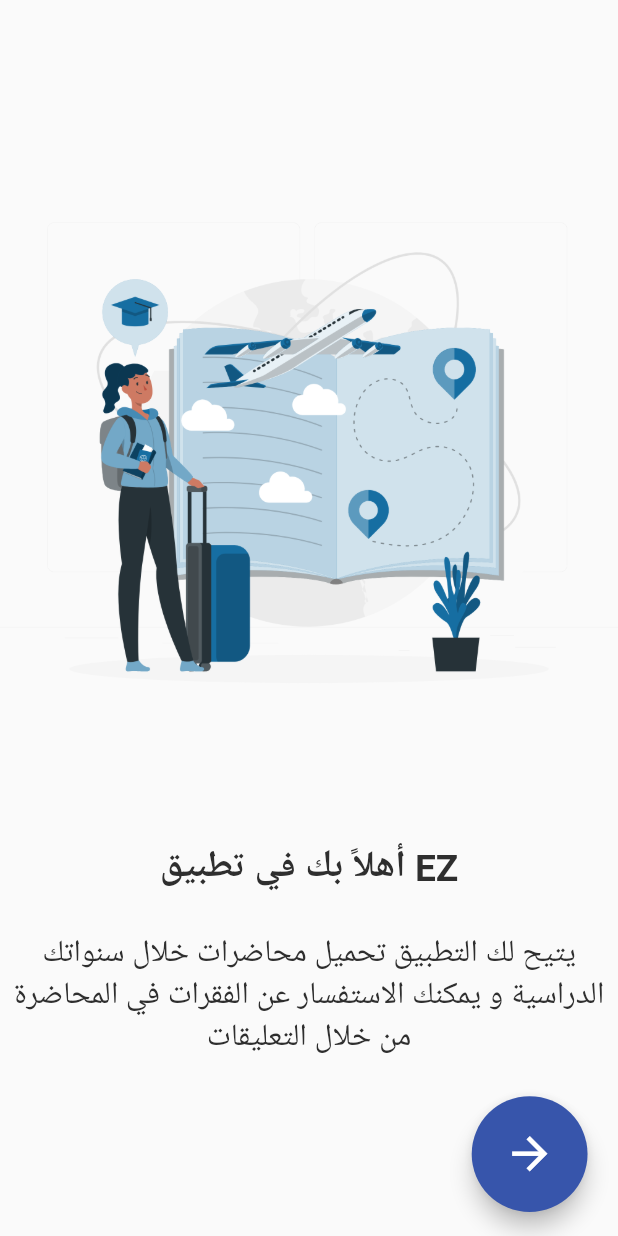
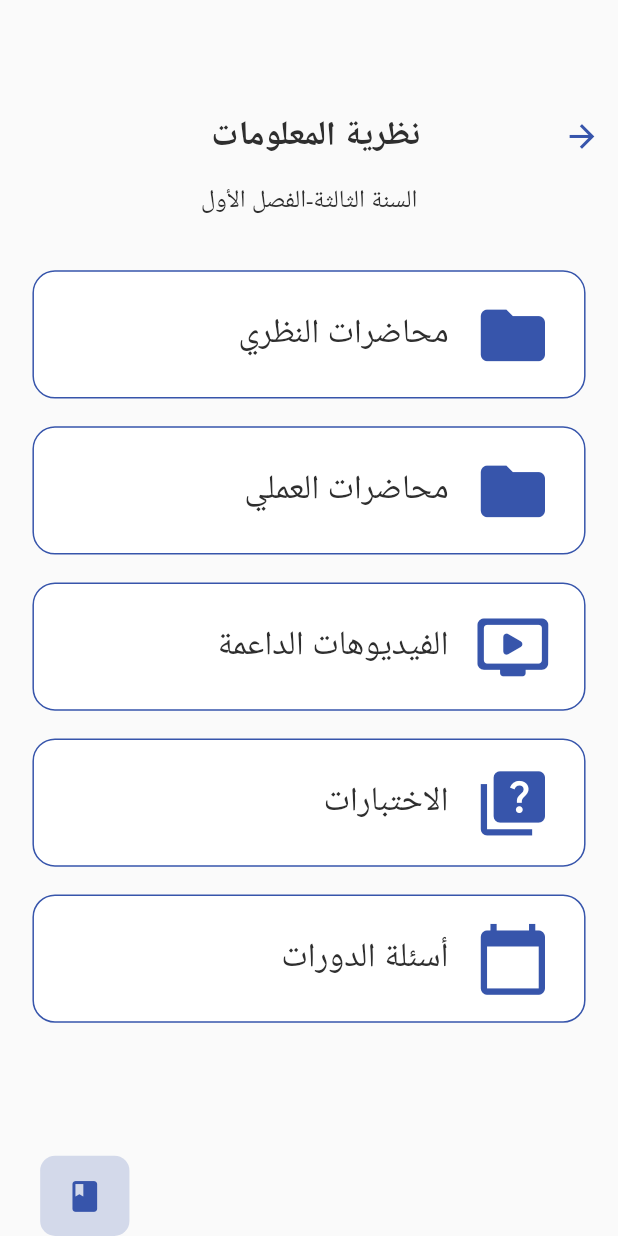
Before and after one commit to AbdullahSh-25/ez-learn, a Flutter app: the screen it shows after launch, on a phone screen of 412 x 824 dp. Run offline on Flutter 3.47's test engine with Material 2 defaults, Android fonts, the phone set to English and light mode, and no system bars; our stand-ins replace bloc, equatable, flutter_bloc, flutter_screenutil, flutter_svg, reactive_forms; Roboto replaces fonts that are missing (Almarai).

Commit message:
lecture_details

```diff
--- a/lib/core/constant/strings/app_string.dart
+++ b/lib/core/constant/strings/app_string.dart
@@ -42,4 +42,11 @@ class AppString {
   static const String  explainThree='و يمكنك أيضاً اختبار دراستك للمحاضرة من خلال الاختبارات بالإضافة أن بإمكانك إضافة أسئلة للاختبار';
   //notification
   static const String notification='الإشعارات';
+  //lecture detials
+  static const String lecture1='محاضرات النظري';
+  static const String lecture2='محاضرات العملي';
+  static const String  vedio='الفيديوهات الداعمة';
+  static const String  Quize='الاختبارات';
+  static const String  Questions='أسئلة الدورات';
+
 }
--- /dev/null
+++ b/lib/features/lectures_details/presentation/ui/screen/lectures_details_screen.dart
@@ -0,0 +1,53 @@
+import 'package:ez_learn/core/common/config/theme/colors.dart';
+import 'package:flutter/cupertino.dart';
+import 'package:flutter/material.dart';
+import 'package:flutter_screenutil/flutter_screenutil.dart';
+import '../widget/coustom_appbar_lecture.dart';
+import '../widget/custom_component_details.dart';
+import '../widget/text_span.dart';
+
+class LecturesDetailsScreen extends StatelessWidget {
+  const LecturesDetailsScreen({Key? key}) : super(key: key);
+  static const routeName = '/lectureDetail';
+  @override
+  Widget build(BuildContext context) {
+    return Scaffold(
+      body: Padding(
+        padding:  REdgeInsetsDirectional.only(top: 65),
+        child: Column(
+          crossAxisAlignment: CrossAxisAlignment.end,
+          children:  [
+            const CustomAppBar( text: 'نظرية المعلومات',),
+            7.verticalSpace,
+            Center(
+              child: const TextSpanWidget(
+                text1: 'السنة الثالثة',
+                text2: "الفصل الأول",
+              ),
+            ),
+            35.verticalSpace,
+            const CustomComponentDetails(),
+            const Spacer(),
+            Padding(
+              padding: REdgeInsetsDirectional.only(end: 26),
+              child: GestureDetector(
+                onTap: (){},
+                child: Container(
+                  height: 52.h,
+                  width: 52.w,
+                  decoration: BoxDecoration(
+                      color: AppColors.primary.withOpacity(0.2),
+                      borderRadius: BorderRadius.all(Radius.circular(10))
+                  ),
+                  child: const Icon(Icons.book_rounded),
+                ),
+              ),
+            )
+
+
+          ],
+        ),
+      ),
+    );
+  }
+}
--- /dev/null
+++ b/lib/features/lectures_details/presentation/ui/widget/coustom_appbar_lecture.dart
@@ -0,0 +1,29 @@
+import 'package:flutter/material.dart';
+import 'package:flutter_screenutil/flutter_screenutil.dart';
+
+class CustomAppBar extends StatelessWidget {
+  const CustomAppBar({Key? key, required this.text}) : super(key: key);
+   final String text;
+  @override
+  Widget build(BuildContext context) {
+    return Row(
+mainAxisAlignment: MainAxisAlignment.spaceBetween,
+      children: [
+        IconButton(
+          onPressed: (){
+            Navigator.pop(context);
+          },
+          icon: Icon(Icons.arrow_back_outlined),
+
+        ),
+
+        Text(
+          text,
+          style: Theme.of(context).textTheme.headlineSmall,
+        ),
+        50.horizontalSpace
+
+      ],
+    );
+  }
+}
--- /dev/null
+++ b/lib/features/lectures_details/presentation/ui/widget/custom_component_details.dart
@@ -0,0 +1,43 @@
+import 'package:ez_learn/core/constant/strings/app_string.dart';
+import 'package:ez_learn/features/lectures_details/presentation/ui/widget/row_component.dart';
+import 'package:flutter/material.dart';
+import 'package:flutter_screenutil/flutter_screenutil.dart';
+
+class CustomComponentDetails extends StatelessWidget {
+  const CustomComponentDetails({Key? key}) : super(key: key);
+
+  @override
+  Widget build(BuildContext context) {
+    return Padding(
+      padding: REdgeInsetsDirectional.only(start: 21,end: 21),
+      child: Column(
+         children:  [
+           const RowComponents(
+             icon: Icons.folder,
+             text: AppString.lecture1,
+           ),
+           18.verticalSpace,
+           const RowComponents(
+             icon: Icons.folder,
+             text: AppString.lecture2,
+           ),
+           18.verticalSpace,
+           const RowComponents(
+             icon: Icons.ondemand_video_rounded,
+             text: AppString.vedio,
+           ),
+           18.verticalSpace,
+           const RowComponents(
+             icon: Icons.quiz,
+             text: AppString.Quize,
+           ),
+           18.verticalSpace,
+           const RowComponents(
+             icon: Icons.calendar_today,
+             text: AppString.Questions,
+           ),
+         ],
+      ),
+    );
+  }
+}
--- /dev/null
+++ b/lib/features/lectures_details/presentation/ui/widget/row_component.dart
@@ -0,0 +1,43 @@
+import 'package:ez_learn/core/common/config/theme/colors.dart';
+import 'package:flutter/material.dart';
+import 'package:flutter_screenutil/flutter_screenutil.dart';
+
+class RowComponents extends StatelessWidget {
+  const RowComponents({Key? key, required this.icon, required this.text}) : super(key: key);
+final IconData icon;
+final String text;
+  @override
+  Widget build(BuildContext context) {
+    return GestureDetector(
+      onTap: (){},
+      child: Container(
+        padding: REdgeInsetsDirectional.only(start: 21,end: 21),
+        decoration: BoxDecoration(
+          borderRadius: BorderRadius.circular(15),
+          color: Colors.white,
+          border: Border.all(
+            color: AppColors.primary
+          )
+        ),
+        height: 83.h,
+        child: Row(
+          children: [
+            Icon(
+                icon,
+              size:50.r
+            ),
+            15.horizontalSpace,
+            Text(
+              text,
+              style: Theme.of(context).textTheme.titleMedium!.copyWith(
+                fontSize: 22.sp
+              ),
+            )
+          ],
+
+        ),
+
+      ),
+    );
+  }
+}
--- /dev/null
+++ b/lib/features/lectures_details/presentation/ui/widget/text_span.dart
@@ -0,0 +1,23 @@
+import 'package:flutter/cupertino.dart';
+import 'package:flutter/material.dart';
+
+class TextSpanWidget extends StatelessWidget {
+  const TextSpanWidget({Key? key, required this.text1, required this.text2}) : super(key: key);
+final String text1;
+final String text2;
+  @override
+  Widget build(BuildContext context) {
+    return  RichText(
+      text: TextSpan(
+
+        style: Theme.of(context).textTheme.titleMedium,
+      children: <TextSpan>[
+        TextSpan(text:text1),
+        const TextSpan(text:"-"),
+        TextSpan(text:text2),
+      ]
+    )
+
+    );
+  }
+}
--- a/lib/features/subject/presentation/ui/screen/subjects.dart
+++ b/lib/features/subject/presentation/ui/screen/subjects.dart
@@ -4,6 +4,7 @@ import 'package:ez_learn/features/subject/presentation/ui/widget/subject_item.da
 import 'package:flutter/material.dart';
 import 'package:flutter_screenutil/flutter_screenutil.dart';
 import 'package:reactive_forms/reactive_forms.dart';
+
 
 class SubjectScreen extends StatelessWidget {
   const SubjectScreen({super.key});
--- a/lib/main.dart
+++ b/lib/main.dart
@@ -7,6 +7,7 @@ import 'package:ez_learn/features/root/presentation/ui/screen/root_screen.dart';
 import 'package:flutter/material.dart';
 import 'package:flutter_screenutil/flutter_screenutil.dart';
 
+import 'features/lectures_details/presentation/ui/screen/lectures_details_screen.dart';
 import 'features/notification/ui/screen/notification.dart';
 import 'features/splash&onboarding/presentation/ui/screen/onboarding.dart';
 
@@ -33,10 +34,11 @@ class MyApp extends StatelessWidget {
           RootScreen.routeName: (context) => const RootScreen(),
           EditProfile.routeName: (context) => const EditProfile(),
           NotificationScreen.routerName: (context) => const NotificationScreen(),
+          LecturesDetailsScreen.routeName:(context)=> const LecturesDetailsScreen()
         },
         home: Directionality(
           textDirection: TextDirection.rtl,
-          child: OnBoardingScreen(),
+          child: LecturesDetailsScreen(),
         ),
       ),
     );
```
Also changed, not shown: pubspec.lock.
